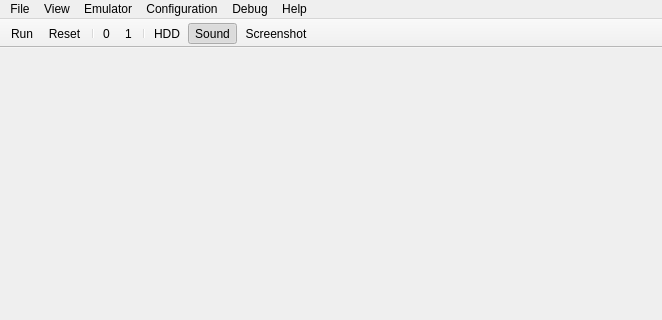
This is emulator/mainwindow.ui in nzeemin/neonbtl-qt as Qt 5 draws it before an edit; both pictures show x 0 to 662 and y 0 to 320 of the 662 by 571 pixel window. The edited form follows.
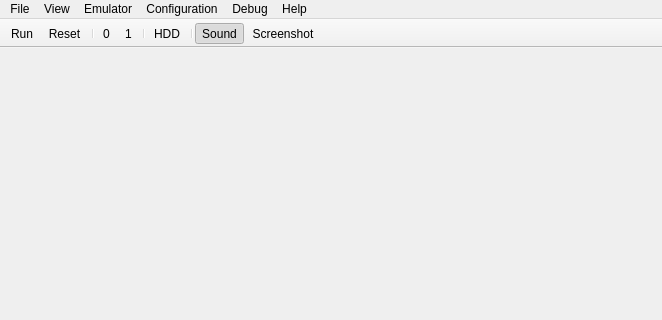
This is the edited form. Icons and pictures are not drawn.

The edit to the form file:
```diff
--- a/emulator/mainwindow.ui
+++ b/emulator/mainwindow.ui
@@ -133,6 +133,7 @@
    <addaction name="actionDrivesFloppy1"/>
    <addaction name="separator"/>
    <addaction name="actionDrivesHard"/>
+   <addaction name="separator"/>
    <addaction name="actionSoundEnabled"/>
    <addaction name="actionFileScreenshot"/>
   </widget>
```
Left out of the diff: 2 changed lines with no effect on the pictures.
